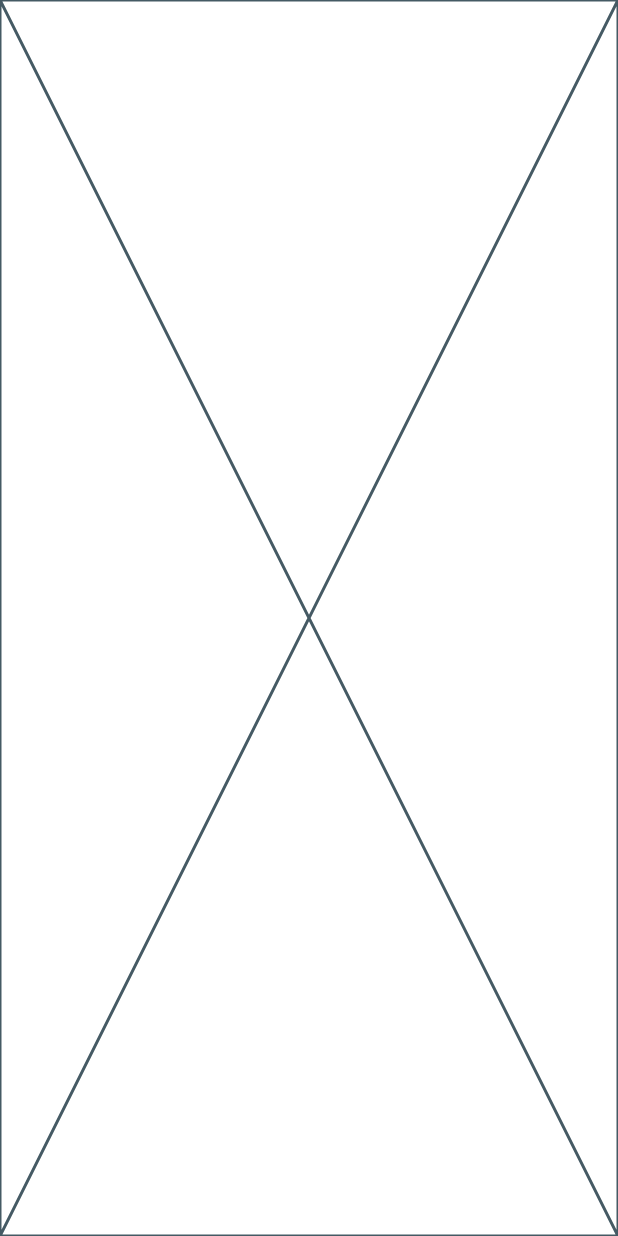
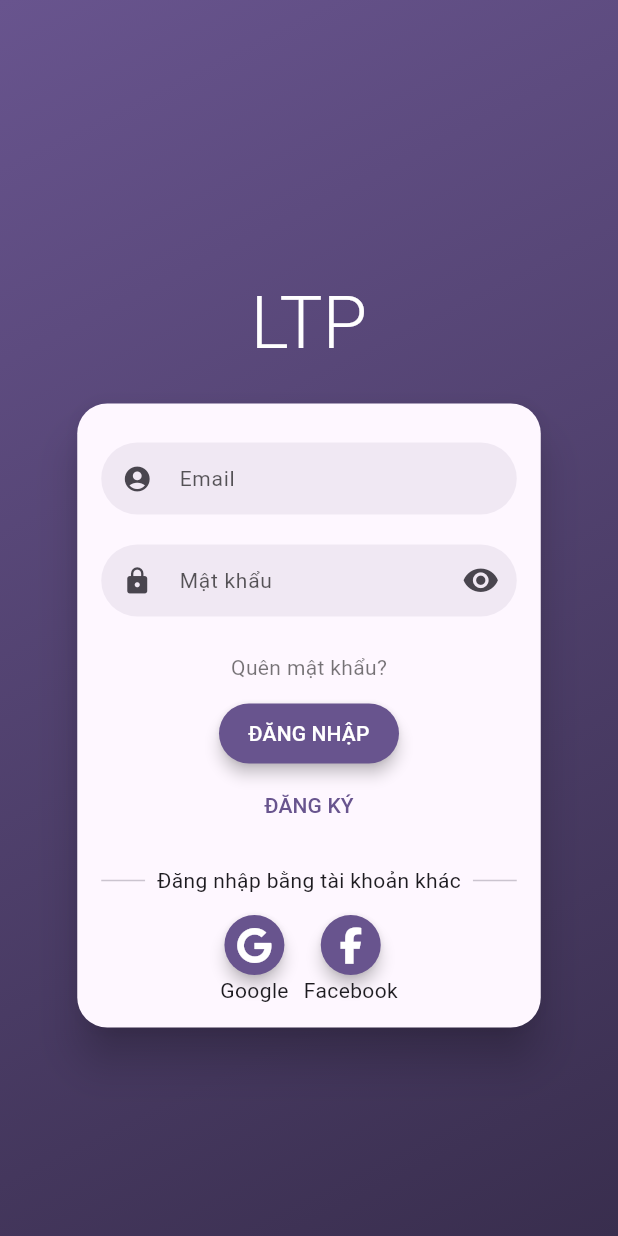
Before and after one commit to QuocLammm/Android, a Flutter app: the PageProfile screen opened directly, after a tap on "ĐĂNG XUẤT", on a phone screen of 412 x 824 dp. Run offline on Flutter 3.47's test engine with Material 3 defaults, Android fonts, the phone set to English and light mode, and no system bars; drawn by our look-alikes of flutter_login; our stand-ins replace animated_bottom_navigation_bar, badges, cloud_firestore, firebase_auth, firebase_core, flutter_rating_bar and 3 more; accounts and stored records are empty.

Commit message:
login_user

```diff
--- a/btl/lib/bai_tap_lon/login_out/login.dart
+++ b/btl/lib/bai_tap_lon/login_out/login.dart
@@ -1,10 +1,113 @@
+import 'package:btl/bai_tap_lon/home/page_home_coffe.dart';
+import 'package:firebase_auth/firebase_auth.dart';
 import 'package:flutter/material.dart';
-
+import 'package:flutter_login/flutter_login.dart';
+import 'package:font_awesome_flutter/font_awesome_flutter.dart';
 class PageLogin extends StatelessWidget {
   const PageLogin({super.key});
+  Duration get loginTime => const Duration(milliseconds: 2250);
 
+  Future<String?> _authUser(LoginData data) async {
+    try {
+      await FirebaseAuth.instance.signInWithEmailAndPassword(
+        email: data.name,
+        password: data.password,
+      );
+      return null; // return null if login is successful
+    } on FirebaseAuthException catch (e) {
+      switch (e.code) {
+        case 'user-not-found':
+          return 'User not exists';
+        case 'wrong-password':
+          return 'Password does not match';
+        default:
+          return 'An error occurred';
+      }
+    }
+  }
+
+  Future<String?> _signupUser(SignupData data) async {
+    try {
+      await FirebaseAuth.instance.createUserWithEmailAndPassword(
+        email: data.name!,
+        password: data.password!,
+      );
+      return null; // return null if signup is successful
+    } on FirebaseAuthException catch (e) {
+      switch (e.code) {
+        case 'email-already-in-use':
+          return 'Email already in use';
+        case 'weak-password':
+          return 'Password is too weak';
+        default:
+          return 'An error occurred';
+      }
+    }
+  }
+
+  Future<String?> _recoverPassword(String name) async {
+    try {
+      await FirebaseAuth.instance.sendPasswordResetEmail(email: name);
+      return null; // return null if recovery email is sent
+    } on FirebaseAuthException catch (e) {
+      if (e.code == 'user-not-found') {
+        return 'User not exists';
+      } else {
+        return 'An error occurred';
+      }
+    }
+  }
   @override
   Widget build(BuildContext context) {
-    return const Placeholder();
+    return FlutterLogin(
+      title: 'LTP',
+      //logo: const AssetImage('assets/images/ecorp-lightblue.png') //them anh neu thich,
+      onLogin: _authUser,
+      onSignup: _signupUser,
+      loginProviders: [
+        LoginProvider(
+          icon: FontAwesomeIcons.google,
+          label: 'Google',
+          callback: () async {
+            debugPrint('start google sign in');
+            await Future.delayed(loginTime);
+            debugPrint('stop google sign in');
+            return null;
+          },
+        ),
+        LoginProvider(
+          icon: FontAwesomeIcons.facebookF,
+          label: 'Facebook',
+          callback: () async {
+            debugPrint('start facebook sign in');
+            await Future.delayed(loginTime);
+            debugPrint('stop facebook sign in');
+            return null;
+          },
+        ),
+      ],
+      onSubmitAnimationCompleted: () {
+        Navigator.of(context).pushReplacement(MaterialPageRoute(
+          builder: (context) => const PageHomeCf(),
+        ));
+      },
+      onRecoverPassword: _recoverPassword,
+      messages: LoginMessages(
+        userHint: 'Email',
+        passwordHint: 'Mật khẩu',
+        confirmPasswordHint: 'Nhập lại mật khẩu',
+        loginButton: 'ĐĂNG NHẬP',
+        signupButton: 'ĐĂNG KÝ',
+        forgotPasswordButton: 'Quên mật khẩu?',
+        recoverPasswordButton: 'LẤY LẠI MẬT KHẨU',
+        goBackButton: 'QUAY LẠI',
+        confirmPasswordError: 'Mật khẩu không đúng!',
+        recoverPasswordDescription:
+        'Vui lòng nhập tên mail vào ô trống để tiến hành lấy mật khẩu',
+        recoverPasswordSuccess: 'Mật khẩu đã được khôi phục thành công',
+        recoverPasswordIntro: 'Lấy lại mật khẩu ở đây',
+        providersTitleFirst: 'Đăng nhập bằng tài khoản khác'
+      ),
+    );
   }
 }
--- a/btl/pubspec.yaml
+++ b/btl/pubspec.yaml
@@ -56,7 +56,8 @@ dependencies:
   geolocator: ^8.2.1
   google_maps_flutter: ^2.1.1
   animated_bottom_navigation_bar: ^1.3.3
-
+  flutter_login: ^5.0.0
+  font_awesome_flutter: ^10.7.0
 dev_dependencies:
   flutter_test:
     sdk: flutter
```
Also changed, not shown: btl/lib/main.dart (+13 -6 lines), btl/pubspec.lock.
